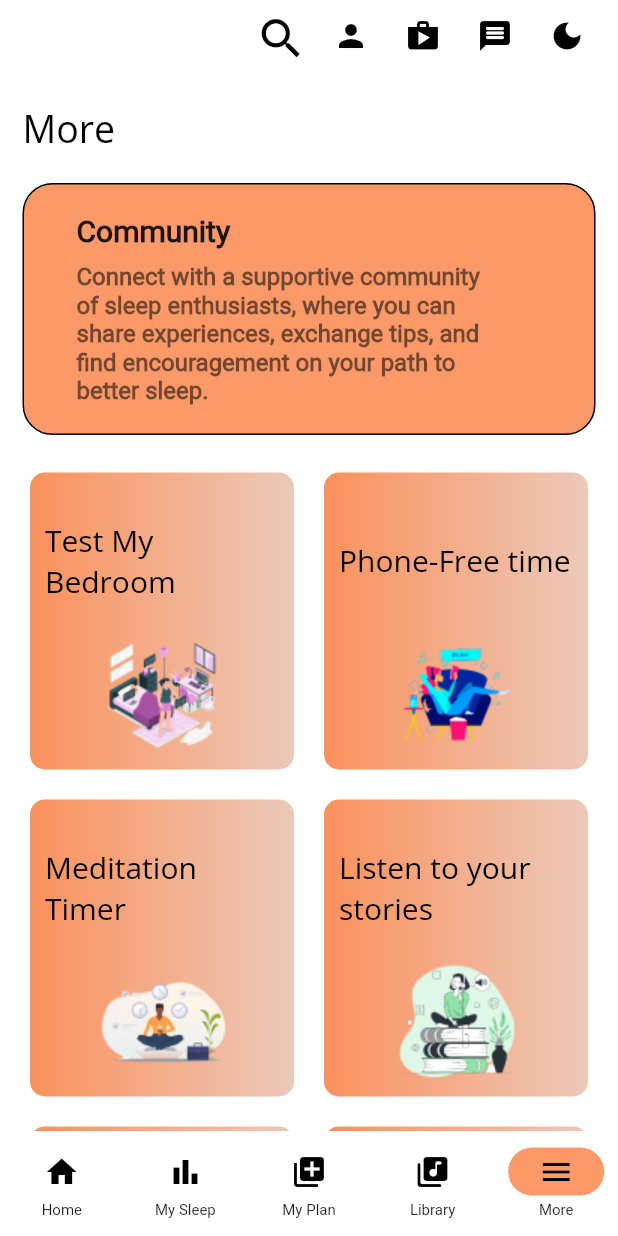
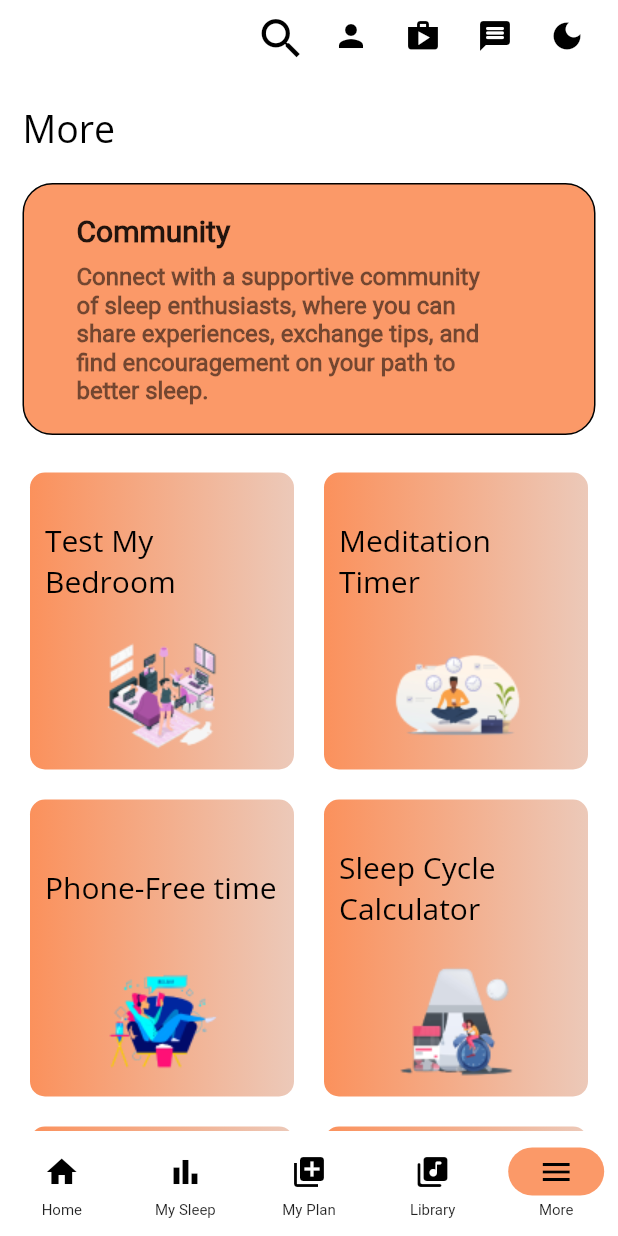
Before and after one commit to aditygrg2/shayan, a Flutter app: the screen it shows once a user with an empty profile is signed in, item 5 of the bottom bar chosen, on a phone screen of 412 x 824 dp. Run offline on Flutter 3.47's test engine with Material 2 defaults, Android fonts, the phone set to English and light mode, and no system bars; our stand-ins replace audio_video_progress_bar, cached_network_image, cloud_firestore, firebase_auth, firebase_core, fl_chart and 10 more; missing offline and left inert: day_night_time_picker, dialog_flowtter, flutter_background, google_maps_webservice, health, light and 5 more; accounts and stored records are empty; network calls fail.

Commit message:
sleep report

```diff
--- a/lib/providers/chart_provider.dart
+++ b/lib/providers/chart_provider.dart
@@ -80,7 +80,10 @@
   }
 
   bool data_NA_checker(){
-    return showData.isEmpty;
+    for(int i=0;i<7;i++){
+      if(data[i]!=0) return false;
+    }
+    return true;
   }
 
   List<BarData> get getChartData {
--- a/lib/providers/sleep_report_data_provider.dart
+++ b/lib/providers/sleep_report_data_provider.dart
@@ -2,11 +2,115 @@
 import 'package:firebase_auth/firebase_auth.dart';
 import 'package:flutter/material.dart';
 
-class SleepReportDataProvider extends ChangeNotifier{
+class SleepReportDataProvider extends ChangeNotifier {
+  List<Map<String, dynamic>> healthyReports = [
+    {
+      'title': 'Mindfulness',
+      'score': ' ',
+      'description':
+          'Perform practical techniques to cultivate mindfulness and reduce stress.',
+      'icon': Icons.health_and_safety
+    },
+    {
+      'title': 'Productivity',
+      'score': ' ',
+      'description':
+          'Maximizing your time and energy to achieve more and reach your goals.',
+      'icon': Icons.grid_view_rounded
+    },
+    {
+      'title': 'Sleep',
+      'score': ' ',
+      'description':
+          'Chat with a sleep expert and discover tips and techniques for getting a better night\'s rest.',
+      'icon': Icons.bed
+    },
+  ];
 
-  Future getDiseaseStats()async{
-    return await FirebaseFirestore.instance.collection("planForm").doc(getId()).collection("stats").doc(getId()).get();
+  List<Map<String, dynamic>> apneaReports = [
+    {
+      'title': 'Apnea Management',
+      'score': ' ',
+      'description':
+          'Explore effective techniques and strategies to manage sleep apnea and improve your sleep quality.',
+      'icon': Icons.airline_seat_individual_suite,
+    },
+    {
+      'title': 'CPAP Therapy',
+      'score': ' ',
+      'description':
+          'Learn about Continuous Positive Airway Pressure (CPAP) therapy, its benefits, and how to use CPAP equipment.',
+      'icon': Icons.local_hospital,
+    },
+  ];
+
+  List<Map<String, dynamic>> sleepDeprivationReports = [
+    {
+      'title': 'Sleep Hygiene',
+      'score': ' ',
+      'description':
+          'Discover essential practices for maintaining good sleep hygiene and improving your sleep patterns.',
+      'icon': Icons.hotel,
+    },
+    {
+      'title': 'Sleep Schedule',
+      'score': ' ',
+      'description':
+          'Establish a consistent sleep schedule to regulate your body\'s internal clock and combat sleep deprivation.',
+      'icon': Icons.schedule,
+    },
+    {
+      'title': 'Relaxation Techniques',
+      'score': ' ',
+      'description':
+          'Learn relaxation exercises and methods to unwind before bed, promoting better sleep and reducing sleep deprivation.',
+      'icon': Icons.spa,
+    },
+  ];
+  List<Map<String, dynamic>> insomiaReports = [
+    {
+      'title': 'Sleep Hygiene',
+      'score': ' ',
+      'description':
+          'Discover essential practices for maintaining good sleep hygiene and improving your sleep patterns.',
+      'icon': Icons.hotel,
+    },
+    {
+      'title': 'Sleep Schedule',
+      'score': ' ',
+      'description':
+          'Establish a consistent sleep schedule to regulate your body\'s internal clock and combat sleep deprivation.',
+      'icon': Icons.schedule,
+    },
+    {
+      'title': 'Relaxation Techniques',
+      'score': ' ',
+      'description':
+          'Learn relaxation exercises and methods to unwind before bed, promoting better sleep and reducing sleep deprivation.',
+      'icon': Icons.spa,
+    },
+  ];
+
+  Future getDiseaseStats() async {
+    return await FirebaseFirestore.instance
+        .collection("planForm")
+        .doc(getId())
+        .collection("stats")
+        .doc(getId())
+        .get();
   }
+  List<Map<String,dynamic>> getReport(String disease){
+    if(disease=='sleep deprivation'){
+      return sleepDeprivationReports;
+    }
+    else if(disease=='apnea') {
+      return apneaReports;
+    }
+    else if(disease=='insomia'){
+      return insomiaReports;
+    }
+    return healthyReports;
+   }
 
   String? getId() {
     return FirebaseAuth.instance.currentUser?.uid;
--- a/lib/screens/menu/menu_screen.dart
+++ b/lib/screens/menu/menu_screen.dart
@@ -26,14 +26,24 @@
       'routes': TestMyBedroom.routeName
     },
     {
+      'text': 'Meditation Timer',
+      'imagePath': 'assets/meditation_timer.png',
+      'routes': MeditationTimer.routeName
+    },
+    {
       'text': 'Phone-Free time',
       'imagePath': 'assets/phone_free.png',
       'routes': PhoneFreeTime.routeName,
     },
     {
-      'text': 'Meditation Timer',
-      'imagePath': 'assets/meditation_timer.png',
-      'routes': MeditationTimer.routeName
+      'text': 'Sleep Cycle Calculator',
+      'imagePath': 'assets/sleep_cycle_calculator.png',
+      'routes': SleepCycleCalculator.routeName
+    },
+    {
+      'text': 'Music Therapy',
+      'imagePath': 'assets/podcasts_stories.png',
+      'routes': MusicTherapy.routeName
     },
     {
       'text': 'Listen to your stories',
@@ -41,9 +51,19 @@
       'routes': TextToSpeechComponent.routeName
     },
     {
-      'text': 'Sleep Cycle Calculator',
-      'imagePath': 'assets/sleep_cycle_calculator.png',
-      'routes': SleepCycleCalculator.routeName
+      'text': 'Sleep Recorder',
+      'imagePath': 'assets/smartalarm.png',
+      'routes': SmartAlarm.routeName
+    },
+    {
+      'text': 'Worry List',
+      'imagePath': 'assets/worry_list.png',
+      'routes': Worrylist.routeName
+    },
+    {
+      'text': 'Maps',
+      'imagePath': 'assets/maps.png',
+      'routes': MapScreen.routeName
     },
     {
       'text': 'Sleep Diet Suggestions',
@@ -54,26 +74,6 @@
       'text': 'Mental Exercises',
       'imagePath': 'assets/mental_exercises.png',
       'routes': MentalExercise.routeName
-    },
-    {
-      'text': 'Music Therapy',
-      'imagePath': 'assets/podcasts_stories.png',
-      'routes': MusicTherapy.routeName
-    },
-    {
-      'text': 'Worry List',
-      'imagePath': 'assets/worry_list.png',
-      'routes': Worrylist.routeName
-    },
-    {
-      'text': 'Sleep Recorder',
-      'imagePath': 'assets/smartalarm.png',
-      'routes': SmartAlarm.routeName
-    },
-    {
-      'text': 'Maps',
-      'imagePath': 'assets/maps.png',
-      'routes': MapScreen.routeName
     },
     {
       'text': 'Daytime Sleepiness Calculator',
```
Also changed, not shown: lib/widgets/sleep_screen/sleep_report_analysis.dart (+19 -32 lines).
